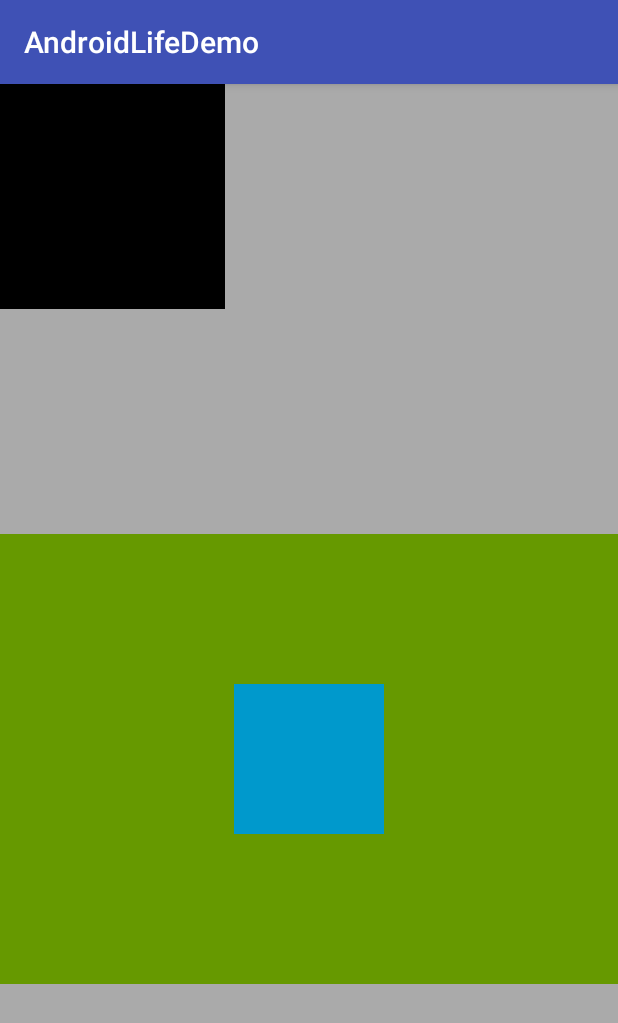
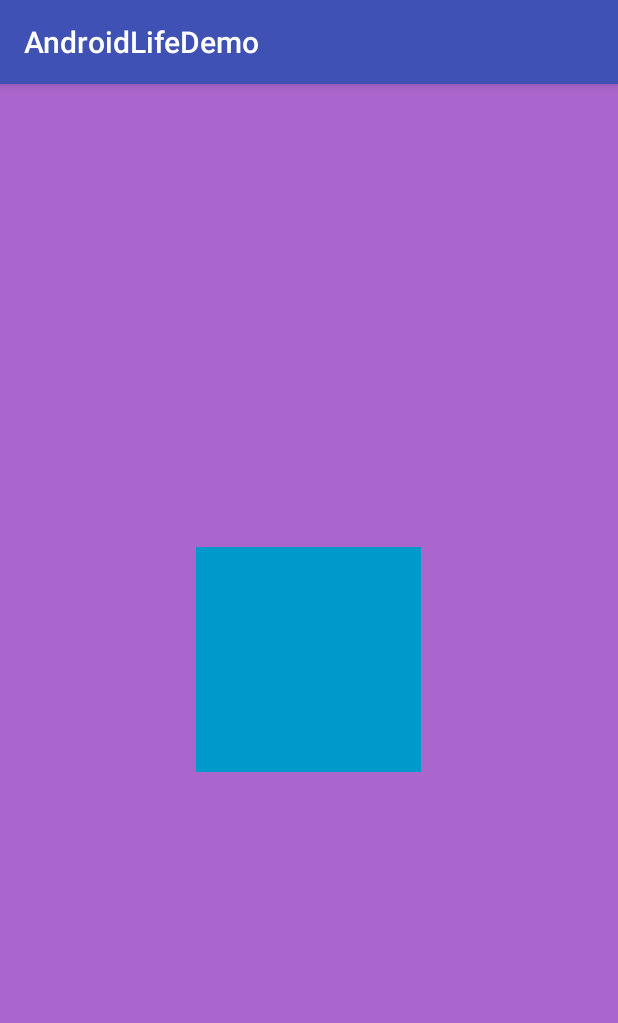
Before and after one commit to shadowwingz/AndroidLifeDemo, an Android app: the EventActivity screen opened directly, with no data from a screen before it, on a phone screen of 412 x 824 dp. Shown: the top 1023 px of the screen. Run offline under Robolectric (Android 15) with nearby library versions, the phone set to English and light mode, and no system bars; libraries missing offline, so code that uses them is left out: com.squareup.leakcanary.

Commit message:
[Modify]motion event demo

```diff
--- a/app/src/main/res/layout/activity_event.xml
+++ b/app/src/main/res/layout/activity_event.xml
@@ -1,7 +1,6 @@
 <?xml version="1.0" encoding="utf-8"?>
 <FrameLayout
     xmlns:android="http://schemas.android.com/apk/res/android"
-    xmlns:app="http://schemas.android.com/apk/res-auto"
     xmlns:tools="http://schemas.android.com/tools"
     android:id="@+id/fl_root"
     android:layout_width="match_parent"
@@ -9,29 +8,18 @@
     tools:context=".eventdemo.EventActivity">
 
     <com.shadowwingz.androidlifedemo.eventdemo.viewgroup.ViewGroupA
-        android:id="@+id/vg_a"
+        android:id="@+id/viewGroupA"
         android:layout_width="match_parent"
         android:layout_height="match_parent"
-        android:background="@android:color/darker_gray"
+        android:background="@android:color/holo_purple"
+        android:gravity="center"
         android:orientation="vertical">
 
         <com.shadowwingz.androidlifedemo.eventdemo.view.ViewA
+            android:id="@+id/viewA"
             android:layout_width="150dp"
             android:layout_height="150dp"
-            android:background="@android:color/black"/>
-
-        <com.shadowwingz.androidlifedemo.eventdemo.viewgroup.ViewGroupB
-            android:layout_width="match_parent"
-            android:layout_height="300dp"
-            android:layout_marginTop="150dp"
-            android:background="@android:color/holo_green_dark"
-            android:gravity="center">
-
-            <com.shadowwingz.androidlifedemo.eventdemo.view.ViewB
-                android:layout_width="100dp"
-                android:layout_height="100dp"
-                android:background="@android:color/holo_blue_dark"/>
-        </com.shadowwingz.androidlifedemo.eventdemo.viewgroup.ViewGroupB>
+            android:background="@android:color/holo_blue_dark"/>
     </com.shadowwingz.androidlifedemo.eventdemo.viewgroup.ViewGroupA>
 
 </FrameLayout>
```
Also changed, not shown: app/src/main/java/com/shadowwingz/androidlifedemo/MainActivity.java (+8 -0 lines), app/src/main/java/com/shadowwingz/androidlifedemo/eventdemo/EventActivity.java (+30 -0 lines), app/src/main/java/com/shadowwingz/androidlifedemo/eventdemo/view/ViewB.java (deleted, +0 -38 lines), app/src/main/java/com/shadowwingz/androidlifedemo/eventdemo/viewgroup/ViewGroupB.java (deleted, +0 -44 lines), app/src/main/java/com/shadowwingz/androidlifedemo/eventdemo/viewgroup/ViewGroupC.java (deleted, +0 -44 lines), app/src/main/res/layout/activity_main.xml (+7 -0 lines).
